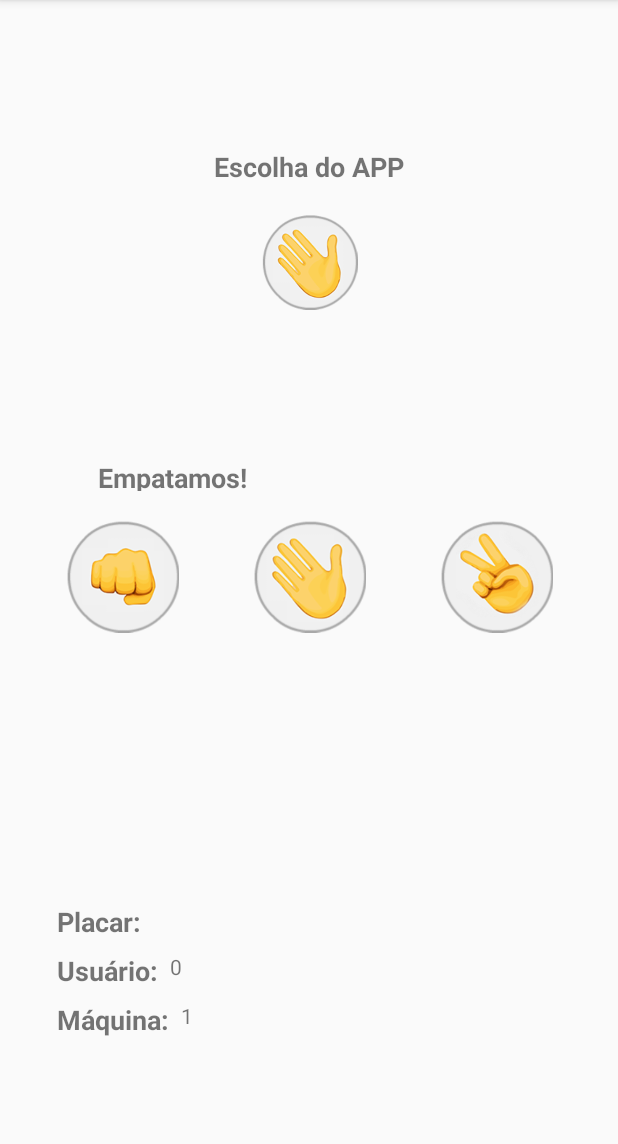
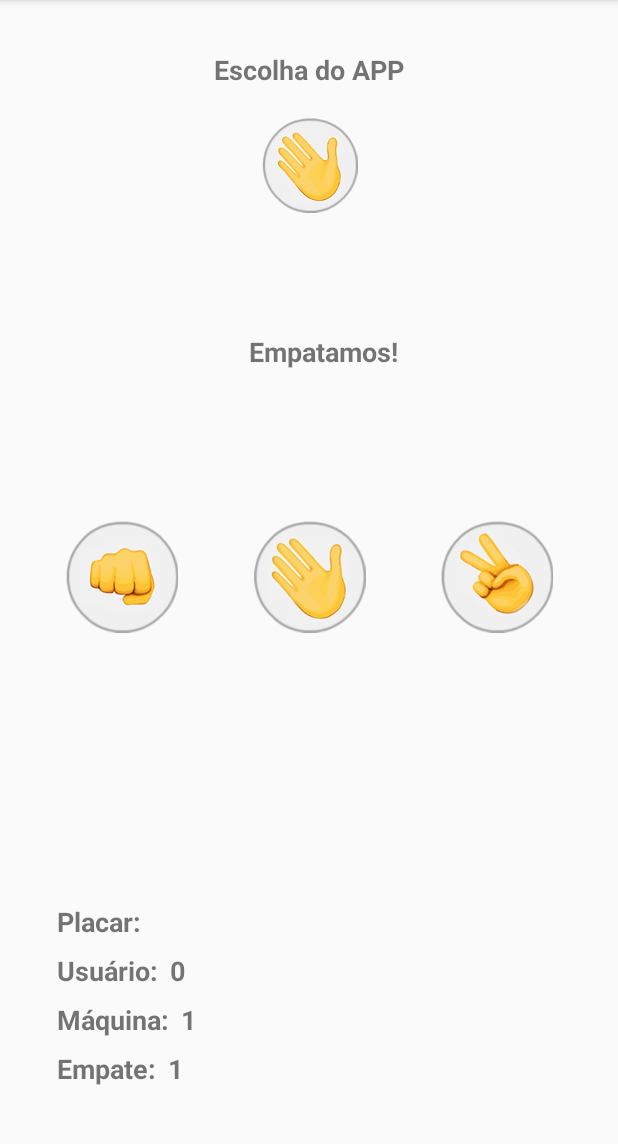
Before and after one commit to Jordanrafael92/Joquempo, an Android app: the screen it shows after launch (MainActivity), after a tap on an icon or button, on a phone screen of 412 x 824 dp, the part 84-1228 px from its top. Run offline under Robolectric (Android 15) with nearby library versions, the phone set to English and light mode, and no system bars; 1 other tap on this screen came first.

Commit message:
Acrescentado um contador para mostrar a quantidade de empates na partida.

```diff
--- a/app/src/main/java/com/example/jordansilva/joquemp/MainActivity.java
+++ b/app/src/main/java/com/example/jordansilva/joquemp/MainActivity.java
@@ -10,12 +10,14 @@ import android.widget.TextView;
 import java.util.Random;
 
 public class MainActivity extends AppCompatActivity {
+    private int contEmpate = 0;
+    private int cont = 0;
+    private int contUser = 0;
     private ImageView imageResultado;
-    private int cont;
-    private int contUser;
     private TextView textoResultado;
     private TextView textContUsuario;
     private TextView textContApp;
+    private TextView textContEmpate;
     private String[] opcoes = {"Pedra", "Papel", "Tesoura"};
 
     @Override
@@ -27,11 +29,11 @@ public class MainActivity extends AppCompatActivity {
         textoResultado = (TextView) findViewById(R.id.textResultado);
         textContUsuario = findViewById(R.id.textContUsuario);
         textContApp = findViewById(R.id.textContApp);
+        textContEmpate = findViewById(R.id.textContEmpate);
     }
 
     public void selecionarPedra( View view){
         this.opcaoSelecionada("Pedra");
-
     }
 
     public void selecionarPapel(View view){
@@ -42,10 +44,7 @@ public class MainActivity extends AppCompatActivity {
         this.opcaoSelecionada("Tesoura");
     }
 
-
     public void opcaoSelecionada(String escolhaUsuario){
-
-
         int numero = new Random().nextInt(3);
         String escolhaApp = opcoes[numero];
 
@@ -60,8 +59,8 @@ public class MainActivity extends AppCompatActivity {
 
         if (
                 (escolhaApp.equals("Pedra")  && escolhaUsuario.equals("Tesoura")) ||
-                        (escolhaApp.equals("Papel") && escolhaUsuario.equals("Pedra"))   ||
-                        (escolhaApp.equals("Tesoura") && escolhaUsuario.equals("Papel"))
+                (escolhaApp.equals("Papel") && escolhaUsuario.equals("Pedra"))   ||
+                (escolhaApp.equals("Tesoura") && escolhaUsuario.equals("Papel"))
 
                 ) {textoResultado.setText("Você perdeu!!");
 
@@ -73,16 +72,23 @@ public class MainActivity extends AppCompatActivity {
         else if (
 
                 (escolhaUsuario.equals("Pedra") && escolhaApp.equals("Tesoura")) ||
-                        (escolhaUsuario.equals("Papel") && escolhaApp.equals("Pedra"))   ||
-                        (escolhaUsuario.equals("Tesoura") && escolhaApp.equals("Papel"))
+                (escolhaUsuario.equals("Papel") && escolhaApp.equals("Pedra"))   ||
+                (escolhaUsuario.equals("Tesoura") && escolhaApp.equals("Papel"))
 
                 ) {textoResultado.setText("Você foi o ganhador!");
+
+                contUser = Integer.parseInt(textContUsuario.getText().toString() ) + 1;
+                textContUsuario.setText(String.valueOf(contUser) );
+                Log.d("Teste cont Usuario", "Cont Usuario: " + contUser);
 
         }
 
         else
-        {textoResultado.setText("Empatamos!"); }
-
+        {textoResultado.setText("Empatamos!");
+            contEmpate = Integer.parseInt(textContEmpate.getText().toString() ) + 1;
+            textContEmpate.setText(String.valueOf(contEmpate));
+            Log.d("Teste cont Empate", "Cont Empate: " + contEmpate);
+        }
 
     }
 
--- a/app/src/main/res/layout/activity_main.xml
+++ b/app/src/main/res/layout/activity_main.xml
@@ -58,23 +58,26 @@
     <TextView
         android:id="@+id/textResultado"
         android:layout_width="wrap_content"
-        android:layout_height="21dp"
+        android:layout_height="33dp"
         android:layout_marginBottom="19dp"
+        android:layout_marginEnd="8dp"
         android:layout_marginLeft="27dp"
+        android:layout_marginRight="8dp"
         android:layout_marginStart="27dp"
+        android:layout_marginTop="8dp"
         android:text="Escolha uma das opções abaixo"
         android:textSize="18sp"
         android:textStyle="bold"
         app:layout_constraintBottom_toTopOf="@+id/imageView4"
-        app:layout_constraintStart_toStartOf="@+id/imageView2" />
+        app:layout_constraintEnd_toEndOf="@+id/imageView4"
+        app:layout_constraintStart_toStartOf="@+id/imageView2"
+        app:layout_constraintTop_toBottomOf="@+id/imageResultado" />
 
     <ImageView
         android:id="@+id/imageResultado"
         android:layout_width="75dp"
         android:layout_height="64dp"
-        android:layout_marginBottom="76dp"
         android:layout_marginTop="78dp"
-        app:layout_constraintBottom_toTopOf="@+id/imageView3"
         app:layout_constraintEnd_toEndOf="parent"
         app:layout_constraintStart_toStartOf="parent"
         app:layout_constraintTop_toTopOf="parent"
@@ -85,9 +88,9 @@
         android:layout_width="0dp"
         android:layout_height="75dp"
         android:layout_marginEnd="37dp"
-        android:layout_marginLeft="38dp"
+        android:layout_marginLeft="37dp"
         android:layout_marginRight="37dp"
-        android:layout_marginStart="38dp"
+        android:layout_marginStart="37dp"
         android:onClick="selecionarPedra"
         app:layout_constraintBottom_toBottomOf="parent"
         app:layout_constraintEnd_toStartOf="@+id/imageView3"
@@ -129,6 +132,8 @@
         android:layout_marginStart="8dp"
         android:layout_marginTop="8dp"
         android:text="0"
+        android:textSize="18sp"
+        android:textStyle="bold"
         app:layout_constraintStart_toEndOf="@+id/textPlacarUsuario"
         app:layout_constraintTop_toBottomOf="@+id/textPlacar3" />
 
@@ -140,7 +145,37 @@
         android:layout_marginStart="8dp"
         android:layout_marginTop="8dp"
         android:text="0"
+        android:textSize="18sp"
+        android:textStyle="bold"
         app:layout_constraintStart_toEndOf="@+id/textPlacarApp"
         app:layout_constraintTop_toBottomOf="@+id/textPlacarUsuario" />
 
+    <TextView
+        android:id="@+id/textView2"
+        android:layout_width="wrap_content"
+        android:layout_height="wrap_content"
+        android:layout_marginBottom="40dp"
+        android:layout_marginTop="8dp"
+        android:text="Empate:"
+        android:textSize="18sp"
+        android:textStyle="bold"
+        app:layout_constraintBottom_toBottomOf="parent"
+        app:layout_constraintStart_toStartOf="@+id/textPlacarApp"
+        app:layout_constraintTop_toBottomOf="@+id/textPlacarApp"
+        app:layout_constraintVertical_bias="0.0" />
+
+    <TextView
+        android:id="@+id/textContEmpate"
+        android:layout_width="wrap_content"
+        android:layout_height="wrap_content"
+        android:layout_marginLeft="8dp"
+        android:layout_marginStart="8dp"
+        android:layout_marginTop="8dp"
+        android:text="0"
+        android:textSize="18sp"
+        android:textStyle="bold"
+        app:layout_constraintStart_toEndOf="@+id/textView2"
+        app:layout_constraintTop_toBottomOf="@+id/textPlacarApp" />
+
+
 </android.support.constraint.ConstraintLayout>
```
